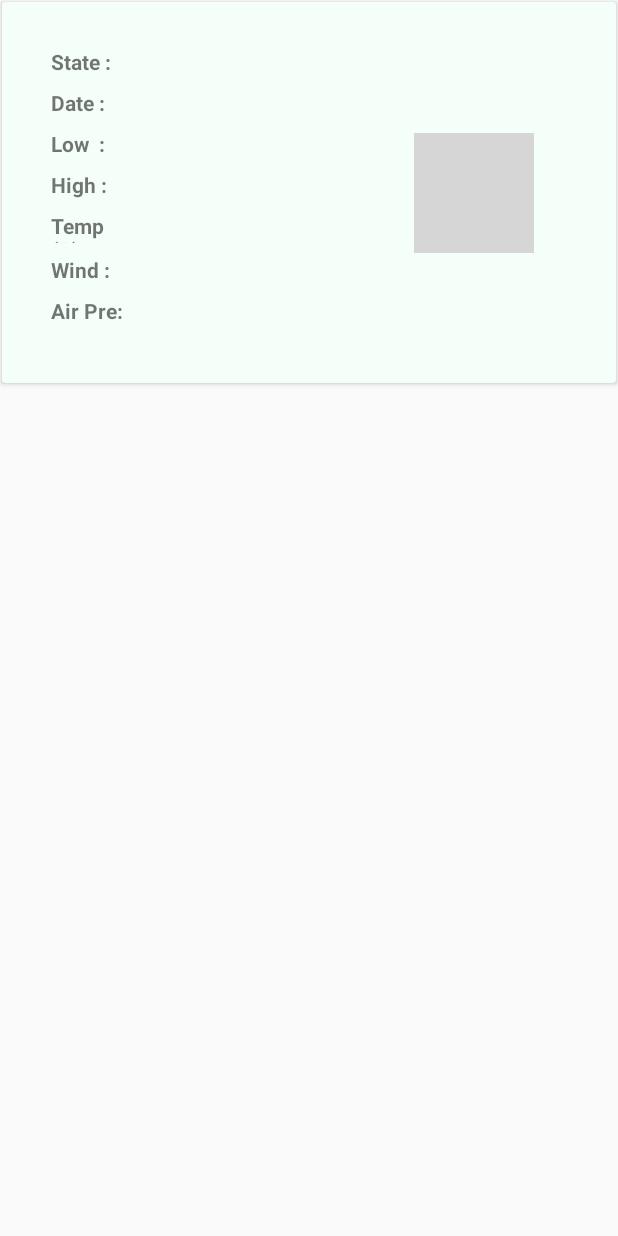
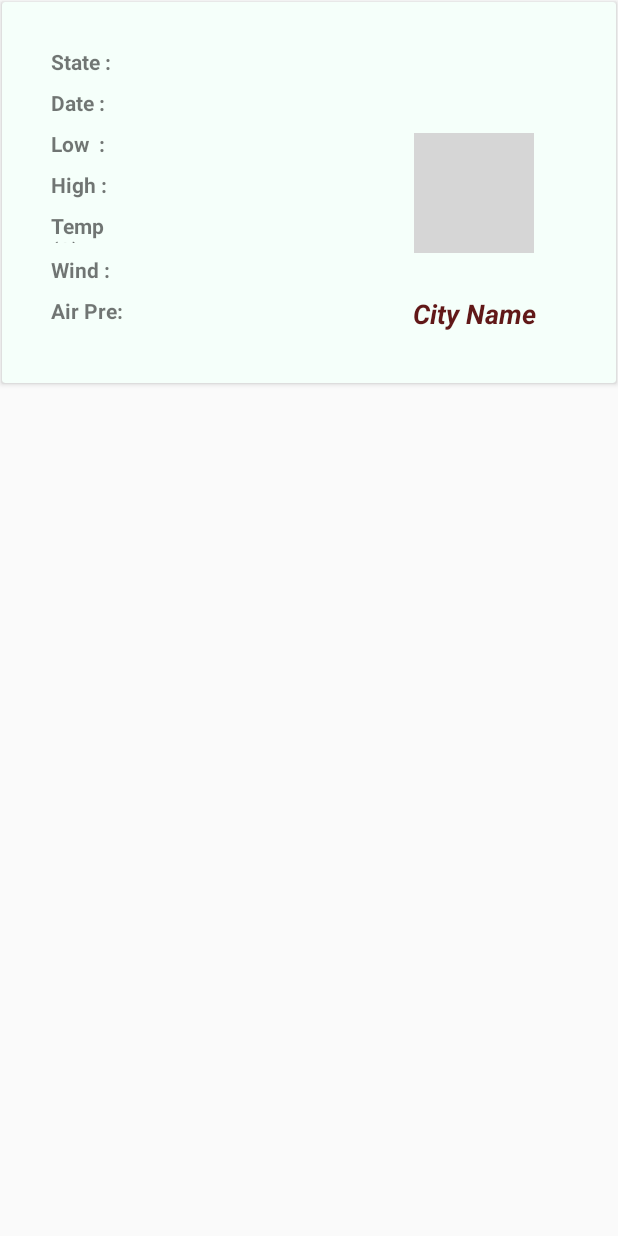
Before and after one commit to madubashena89/WeatherApp, an Android app: the layout item_card.xml on its own in the app's theme, with its tools: preview values and no code run, on a phone screen of 412 x 824 dp. Run offline under Robolectric (Android 15) with nearby library versions, the phone set to English and light mode, and no system bars; network calls fail; grey boxes are pictures that could not be loaded.

Commit message:
city name text added

```diff
--- a/app/src/main/java/top/stores/weatherapp/MainActivity.java
+++ b/app/src/main/java/top/stores/weatherapp/MainActivity.java
@@ -18,6 +18,7 @@ import android.widget.Toast;
 import java.util.List;
 
 import top.stores.weatherapp.adapters.WeatherAdapter;
+import top.stores.weatherapp.adapters.WeatherViewHolder;
 import top.stores.weatherapp.databinding.ActivityMainBinding;
 import top.stores.weatherapp.databinding.ActivityMainRecylerViewBinding;
 import top.stores.weatherapp.databinding.ItemCardBinding;
@@ -124,6 +125,8 @@ public class MainActivity extends AppCompatActivity {
 
             @Override
             public void onClick(View v) {
+                final WeatherViewHolder holder = null;
+                ItemCardBinding itemCardBinding;
 
                 weatherDataSeervice.getCityForecastByName(binding.etDataInput.getText().toString(), new WeatherDataSeervice.GetCityByForecastByNameCallBack() {
                     @Override
@@ -139,6 +142,7 @@ public class MainActivity extends AppCompatActivity {
                       //  ArrayAdapter arrayAdapter = new ArrayAdapter(MainActivity.this, android.R.layout.simple_list_item_1, weatherReportEntities);
                         weatherAdapter.setWeatherReportEntities(weatherReportEntities);
                         binding.recyclerView.setAdapter(weatherAdapter);
+                       // holder.itemCardBinding.cityName.setText(binding.etDataInput.toString());
                       //  getWeather();
 
                     }
--- a/app/src/main/java/top/stores/weatherapp/WeatherDataSeervice.java
+++ b/app/src/main/java/top/stores/weatherapp/WeatherDataSeervice.java
@@ -187,6 +187,12 @@ public class WeatherDataSeervice {
 
     }
 
+    public static String getCityName(){
+        String cityName = "";
+
+        return cityName;
+    }
+
 
 
 }
--- a/app/src/main/res/layout/item_card.xml
+++ b/app/src/main/res/layout/item_card.xml
@@ -178,6 +178,22 @@
                 android:textStyle="bold"
                 app:layout_constraintStart_toStartOf="@+id/tv_show_wind_speed"
                 app:layout_constraintTop_toBottomOf="@+id/tv_show_wind_speed" />
+
+            <TextView
+                android:id="@+id/city_name"
+                android:layout_width="wrap_content"
+                android:layout_height="wrap_content"
+                android:layout_marginTop="16dp"
+                android:layout_marginBottom="24dp"
+                android:text="City Name"
+                android:textColor="#611818"
+                android:textSize="18sp"
+                android:textStyle="bold|italic"
+                app:layout_constraintBottom_toBottomOf="parent"
+                app:layout_constraintEnd_toEndOf="@+id/weatherImage"
+                app:layout_constraintStart_toStartOf="@+id/weatherImage"
+                app:layout_constraintTop_toBottomOf="@+id/weatherImage"
+                app:layout_constraintVertical_bias="0.544" />
         </androidx.constraintlayout.widget.ConstraintLayout>
     </androidx.cardview.widget.CardView>
 </layout>
--- a/build.gradle
+++ b/build.gradle
@@ -7,7 +7,7 @@ buildscript {
 
     }
     dependencies {
-        classpath 'com.android.tools.build:gradle:3.5.3'
+        classpath 'com.android.tools.build:gradle:4.0.0'
 
         // NOTE: Do not place your application dependencies here; they belong
         // in the individual module build.gradle files
```
Also changed, not shown: app/src/main/java/top/stores/weatherapp/adapters/WeatherAdapter.java (+5 -47 lines), app/src/main/java/top/stores/weatherapp/adapters/WeatherViewHolder.java (added, +55 -0 lines), gradle/wrapper/gradle-wrapper.properties.
